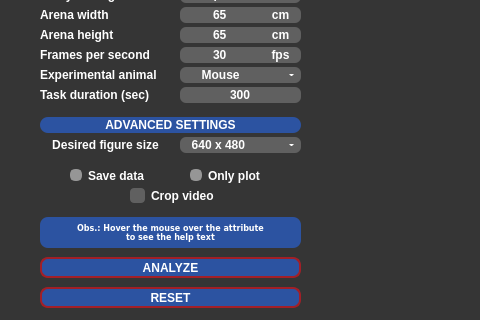
Old version of the form behavython_gui.ui in the repository mrdrzit/behavython; both pictures show x 0 to 480 and y 203 to 523 of the 1280 by 720 pixel window.
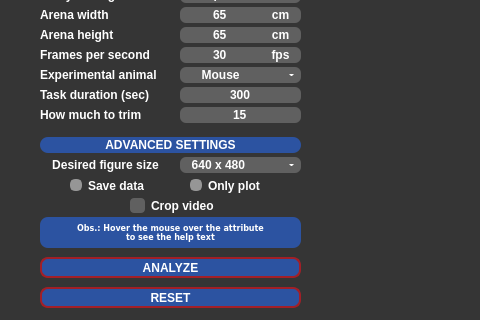
New version of the form. Icons and pictures are not drawn. Custom widgets are drawn as their Qt base class.

Commit message: Small fix to the video trimming option

```diff
--- a/behavython_gui.ui
+++ b/behavython_gui.ui
@@ -548,7 +548,7 @@
      <property name="geometry">
       <rect>
        <x>20</x>
-       <y>280</y>
+       <y>300</y>
        <width>131</width>
        <height>16</height>
       </rect>
@@ -570,7 +570,7 @@
      <property name="geometry">
       <rect>
        <x>160</x>
-       <y>280</y>
+       <y>300</y>
        <width>121</width>
        <height>16</height>
       </rect>
@@ -766,7 +766,7 @@
      <property name="geometry">
       <rect>
        <x>50</x>
-       <y>310</y>
+       <y>320</y>
        <width>91</width>
        <height>17</height>
       </rect>
@@ -788,7 +788,7 @@
      <property name="geometry">
       <rect>
        <x>170</x>
-       <y>310</y>
+       <y>320</y>
        <width>81</width>
        <height>17</height>
       </rect>
@@ -807,7 +807,7 @@
      <property name="geometry">
       <rect>
        <x>20</x>
-       <y>260</y>
+       <y>280</y>
        <width>261</width>
        <height>16</height>
       </rect>
@@ -927,7 +927,7 @@
      <property name="geometry">
       <rect>
        <x>110</x>
-       <y>330</y>
+       <y>340</y>
        <width>88</width>
        <height>17</height>
       </rect>
@@ -936,6 +936,50 @@
       <string>Crop video</string>
      </property>
     </widget>
+    <widget class="QLineEdit" name="crop_video_time_lineedit">
+     <property name="geometry">
+      <rect>
+       <x>160</x>
+       <y>250</y>
+       <width>121</width>
+       <height>16</height>
+      </rect>
+     </property>
+     <property name="styleSheet">
+      <string notr="true">QLineEdit{border:#969696;background-color:#606060;border-bottom-left-radius:6px;border-top-left-radius:6px;color:#FFFFFF;font:7pt&quot;DejaVu Sans&quot;;font-weight:bold;border-bottom-right-radius:6px;border-top-right-radius:6px}</string>
+     </property>
+     <property name="text">
+      <string notr="true">15</string>
+     </property>
+     <property name="alignment">
+      <set>Qt::AlignCenter</set>
+     </property>
+    </widget>
+    <widget class="QLabel" name="label_15">
+     <property name="geometry">
+      <rect>
+       <x>20</x>
+       <y>250</y>
+       <width>114</width>
+       <height>16</height>
+      </rect>
+     </property>
+     <property name="maximumSize">
+      <size>
+       <width>114</width>
+       <height>16</height>
+      </size>
+     </property>
+     <property name="styleSheet">
+      <string notr="true">QLabel{color:#FFFFFF;font:7pt&quot;DejaVu Sans&quot;;font-weight:bold;}</string>
+     </property>
+     <property name="text">
+      <string notr="true">How much to trim</string>
+     </property>
+     <property name="alignment">
+      <set>Qt::AlignLeading|Qt::AlignLeft|Qt::AlignVCenter</set>
+     </property>
+    </widget>
    </widget>
    <widget class="plot_viewer" name="plot_viewer" native="true">
     <property name="geometry">
```
The commit also changes 2 other files.
